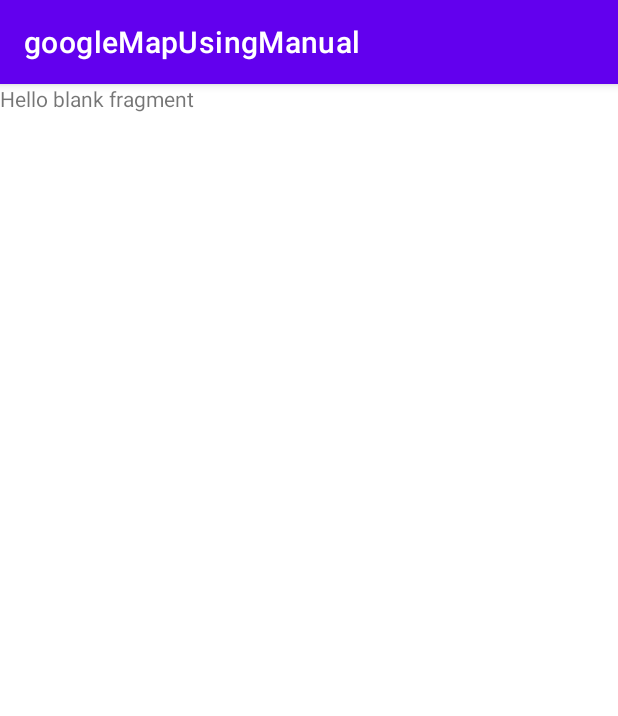
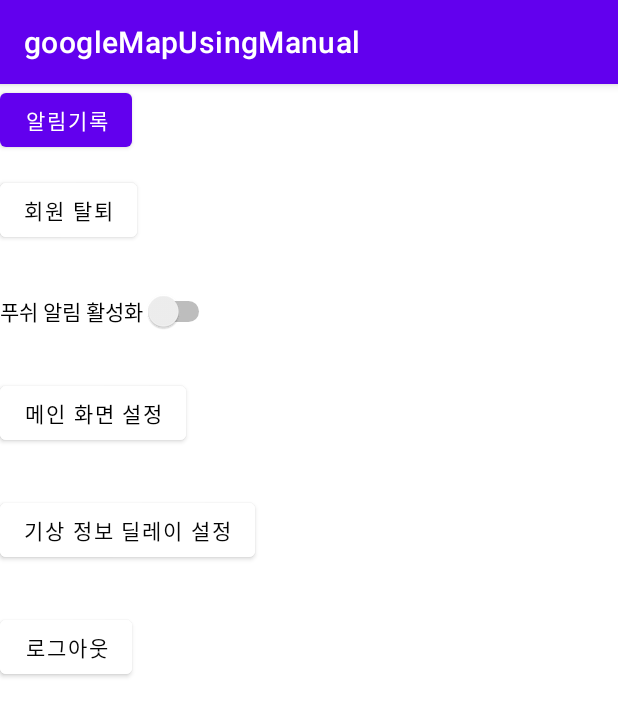
Before and after one commit to CommitTheKermit/PICS, an Android app: the fragment etcTab shown on its own in the app's theme, on a phone screen of 412 x 824 dp. Shown: the top 716 px of the screen. Run offline under Robolectric (Android 15) with nearby library versions, the phone set to English and light mode, and no system bars.

Commit message:
프래그먼트수정

```diff
--- a/app/src/main/java/com/example/googlemapusingmanual/MainActivity.java
+++ b/app/src/main/java/com/example/googlemapusingmanual/MainActivity.java
@@ -176,6 +176,7 @@ public class MainActivity extends AppCompatActivity {
                     case R.id.iconWeight:
                         break;
                     case R.id.iconEtc:
+                        getSupportFragmentManager().beginTransaction().replace(R.id.frameMain, new etcTab()).commit();
                         break;
                 }
 
--- a/app/src/main/java/com/example/googlemapusingmanual/etcTab.java
+++ b/app/src/main/java/com/example/googlemapusingmanual/etcTab.java
@@ -1,5 +1,8 @@
 package com.example.googlemapusingmanual;
 
+import android.app.AlertDialog;
+import android.content.DialogInterface;
+import android.content.Intent;
 import android.os.Bundle;
 
 import androidx.fragment.app.Fragment;
@@ -7,58 +10,155 @@ import androidx.fragment.app.Fragment;
 import android.view.LayoutInflater;
 import android.view.View;
 import android.view.ViewGroup;
+import android.widget.Button;
+import android.widget.CheckBox;
+import android.widget.CompoundButton;
+import android.widget.Switch;
 
-/**
- * A simple {@link Fragment} subclass.
- * Use the {@link etcTab#newInstance} factory method to
- * create an instance of this fragment.
- */
 public class etcTab extends Fragment {
 
-    // TODO: Rename parameter arguments, choose names that match
-    // the fragment initialization parameters, e.g. ARG_ITEM_NUMBER
-    private static final String ARG_PARAM1 = "param1";
-    private static final String ARG_PARAM2 = "param2";
+    Button btnWithdrawal, btnWeatherDelay, btnLogout, btnMainScreenSet, btnAlarm;
+    Switch pushSwitch;
+    public void withdrawal() {
+        // TODO: 회원 탈퇴 기능 추가
+            /* if (회원탈퇴 됐으면) {
 
-    // TODO: Rename and change types of parameters
-    private String mParam1;
-    private String mParam2;
+            } */
+        AlertDialog.Builder builder = new AlertDialog.Builder(getActivity());
+        builder.setTitle("회원 탈퇴");
+        builder.setMessage("회원 탈퇴가 되었습니다.");
+        builder.setPositiveButton("확인", null);
+        builder.create().show();
+    }
+    public void weatherDelaySetting() {
+        String[] mainScreenStrings = {"1분", "5분", "10분"};
 
-    public etcTab() {
-        // Required empty public constructor
+        AlertDialog.Builder builder = new AlertDialog.Builder(getActivity());
+        builder.setTitle("날씨 정보 딜레이 설정");
+
+        builder.setItems(mainScreenStrings, new DialogInterface.OnClickListener() {
+            @Override
+            public void onClick(DialogInterface dialogInterface, int i) {
+                // TODO: 날씨 정보 딜레이 설정 로직이 추가되면 여기에 추가
+                switch (i) {
+                    case 0:
+                        // 업적
+                        break;
+                    default:
+                        // ...
+                }
+            }
+        });
+
+        builder.create().show();
     }
-
-    /**
-     * Use this factory method to create a new instance of
-     * this fragment using the provided parameters.
-     *
-     * @param param1 Parameter 1.
-     * @param param2 Parameter 2.
-     * @return A new instance of fragment etcTab.
-     */
-    // TODO: Rename and change types and number of parameters
-    public static etcTab newInstance(String param1, String param2) {
-        etcTab fragment = new etcTab();
-        Bundle args = new Bundle();
-        args.putString(ARG_PARAM1, param1);
-        args.putString(ARG_PARAM2, param2);
-        fragment.setArguments(args);
-        return fragment;
-    }
-
-    @Override
-    public void onCreate(Bundle savedInstanceState) {
-        super.onCreate(savedInstanceState);
-        if (getArguments() != null) {
-            mParam1 = getArguments().getString(ARG_PARAM1);
-            mParam2 = getArguments().getString(ARG_PARAM2);
-        }
+    public void logout() {
+        // TODO: 로그 아웃 기능 추가 현재는 알림뿐
+        AlertDialog.Builder builder = new AlertDialog.Builder(getActivity());
+        builder.setTitle("로그 아웃");
+        builder.setMessage("로그 아웃 되었습니다.");
+        builder.setPositiveButton("확인", null);
+        builder.create().show();
     }
 
     @Override
     public View onCreateView(LayoutInflater inflater, ViewGroup container,
                              Bundle savedInstanceState) {
-        // Inflate the layout for this fragment
-        return inflater.inflate(R.layout.fragment_etc_tab, container, false);
+        View rootView = inflater.inflate(R.layout.fragment_etc_tab, container, false);
+
+        btnWithdrawal = (Button) rootView.findViewById(R.id.btnWithdrawal);
+        btnWithdrawal.setOnClickListener(new View.OnClickListener() {
+            @Override
+            public void onClick(View v) {
+                AlertDialog.Builder builder = new AlertDialog.Builder(getActivity());
+                builder.setTitle("회원 탈퇴");
+                builder.setMessage("회원 탈퇴하시겠습니까?");
+                builder.setPositiveButton("예", new DialogInterface.OnClickListener() {
+                    @Override
+                    public void onClick(DialogInterface dialogInterface, int i) {
+                        withdrawal();
+                    }
+                });
+                builder.setNegativeButton("아니오", null);
+                builder.create().show();
+            }
+        });
+
+        pushSwitch = (Switch) rootView.findViewById(R.id.pushSwitch);
+        pushSwitch.setOnCheckedChangeListener(new CompoundButton.OnCheckedChangeListener() {
+            @Override
+            public void onCheckedChanged(CompoundButton compoundButton, boolean b) {
+                AlertDialog.Builder builder = new AlertDialog.Builder(getActivity());
+                if(pushSwitch.isChecked()){
+                    builder.setMessage("푸쉬알림이 활성화 되었습니다.");
+                }
+                else{
+                    builder.setMessage("푸쉬알림이 비활성화 되었습니다.");
+                }
+                builder.create().show();
+            }
+        });
+
+        btnMainScreenSet = (Button) rootView.findViewById(R.id.btnMainScreenSet);
+        btnMainScreenSet.setOnClickListener(new View.OnClickListener() {
+            @Override
+            public void onClick(View v) {
+                String[] mainScreenStrings = {"업적", "랭킹", "지도", "체중 기록", "기타"};
+                AlertDialog.Builder builder = new AlertDialog.Builder(getActivity());
+                builder.setTitle("메인 화면 설정");
+                builder.setItems(mainScreenStrings, new DialogInterface.OnClickListener() {
+                    @Override
+                    public void onClick(DialogInterface dialogInterface, int i) {
+                        // TODO: 메인 화면 설정 로직이 추가되면 여기에 추가
+                        switch (i) {
+                            case 0:
+                                // 업적
+                                break;
+                            default:
+                                // ...
+                        }
+                    }
+                });
+                builder.create().show();
+            }
+        });
+
+        btnWeatherDelay = (Button) rootView.findViewById(R.id.btnWeatherDelay);
+        btnWeatherDelay.setOnClickListener(new View.OnClickListener() {
+            @Override
+            public void onClick(View v) {
+                weatherDelaySetting();
+            }
+        });
+
+        btnLogout = (Button) rootView.findViewById(R.id.btnLogout);
+        btnLogout.setOnClickListener(new View.OnClickListener() {
+            @Override
+            public void onClick(View v) {
+                AlertDialog.Builder builder = new AlertDialog.Builder(getActivity());
+                builder.setTitle("로그 아웃");
+                builder.setMessage("로그 아웃하시겠습니까?");
+                builder.setPositiveButton("예", new DialogInterface.OnClickListener() {
+                    @Override
+                    public void onClick(DialogInterface dialogInterface, int i) {
+                        logout();
+                    }
+                });
+                builder.setNegativeButton("아니오", null);
+
+                builder.create().show();
+            }
+        });
+
+        btnAlarm = (Button) rootView.findViewById(R.id.btnAlarm);
+        btnAlarm.setOnClickListener(new View.OnClickListener() {
+            @Override
+            public void onClick(View v) {
+                Intent intent = new Intent(getActivity(), NotificationHistoryActivity.class);
+                startActivity(intent);
+            }
+        });
+
+        return rootView;
     }
 }
--- a/app/src/main/res/layout/fragment_achievement_tab.xml
+++ b/app/src/main/res/layout/fragment_achievement_tab.xml
@@ -8,10 +8,6 @@
     android:background="@color/white">
 
     <!-- TODO: Update blank fragment layout -->
-    <TextView
-        android:layout_width="match_parent"
-        android:layout_height="match_parent"
-        android:text="@string/hello_blank_fragment" />
     <ScrollView
         android:layout_width="match_parent"
         android:layout_height="match_parent">
--- a/app/src/main/res/layout/fragment_etc_tab.xml
+++ b/app/src/main/res/layout/fragment_etc_tab.xml
@@ -1,15 +1,89 @@
 <?xml version="1.0" encoding="utf-8"?>
-<FrameLayout xmlns:android="http://schemas.android.com/apk/res/android"
+<androidx.constraintlayout.widget.ConstraintLayout xmlns:android="http://schemas.android.com/apk/res/android"
+    xmlns:app="http://schemas.android.com/apk/res-auto"
     xmlns:tools="http://schemas.android.com/tools"
     android:layout_width="match_parent"
     android:layout_height="match_parent"
-    tools:context=".etcTab"
-    android:id="@+id/tabEtc">
+    tools:context=".etcTab">
 
-    <!-- TODO: Update blank fragment layout -->
-    <TextView
-        android:layout_width="match_parent"
-        android:layout_height="match_parent"
-        android:text="@string/hello_blank_fragment" />
 
-</FrameLayout>
+    <Button
+        android:id="@+id/btnWithdrawal"
+        android:layout_width="wrap_content"
+        android:layout_height="wrap_content"
+        android:layout_marginTop="60dp"
+        android:layout_marginEnd="16dp"
+        android:backgroundTint="@android:color/white"
+        android:onClick="onClickWithdrawalButton"
+        android:text="회원 탈퇴"
+        android:textColor="#050505"
+        app:layout_constraintEnd_toEndOf="parent"
+        app:layout_constraintHorizontal_bias="0.0"
+        app:layout_constraintStart_toStartOf="parent"
+        app:layout_constraintTop_toTopOf="parent" />
+
+    <Switch
+        android:id="@+id/pushSwitch"
+        android:layout_width="wrap_content"
+        android:layout_height="wrap_content"
+        android:layout_marginTop="30dp"
+        android:layout_marginEnd="16dp"
+        android:text="푸쉬 알림 활성화"
+        app:layout_constraintEnd_toEndOf="parent"
+        app:layout_constraintHorizontal_bias="0.0"
+        app:layout_constraintStart_toStartOf="parent"
+        app:layout_constraintTop_toBottomOf="@+id/btnWithdrawal" />
+
+    <Button
+        android:id="@+id/btnMainScreenSet"
+        android:layout_width="wrap_content"
+        android:layout_height="wrap_content"
+        android:layout_marginTop="30dp"
+        android:layout_marginEnd="16dp"
+        android:onClick="onClickSetMainScreenButton"
+        android:text="메인 화면 설정"
+        app:layout_constraintEnd_toEndOf="parent"
+        app:layout_constraintHorizontal_bias="0.0"
+        app:layout_constraintStart_toStartOf="parent"
+        app:layout_constraintTop_toBottomOf="@+id/pushSwitch"
+        android:backgroundTint="@android:color/white"
+        android:textColor="#000000"/>
+
+    <Button
+        android:id="@+id/btnWeatherDelay"
+        android:layout_width="wrap_content"
+        android:layout_height="wrap_content"
+        android:layout_marginTop="30dp"
+        android:layout_marginEnd="16dp"
+        android:onClick="onClickWeatherDelayButton"
+        android:text="기상 정보 딜레이 설정"
+        app:layout_constraintEnd_toEndOf="parent"
+        app:layout_constraintHorizontal_bias="0.0"
+        app:layout_constraintStart_toStartOf="parent"
+        app:layout_constraintTop_toBottomOf="@+id/btnMainScreenSet"
+        android:backgroundTint="@android:color/white"
+        android:textColor="#050505"/>
+
+    <Button
+        android:id="@+id/btnLogout"
+        android:layout_width="wrap_content"
+        android:layout_height="wrap_content"
+        android:layout_marginTop="30dp"
+        android:onClick="onClickLogoutButton"
+        android:text="로그아웃"
+        app:layout_constraintStart_toStartOf="parent"
+        app:layout_constraintTop_toBottomOf="@+id/btnWeatherDelay"
+        android:backgroundTint="@android:color/white"
+        android:textColor="#050505"/>
+
+    <Button
+        android:id="@+id/btnAlarm"
+        android:layout_width="wrap_content"
+        android:layout_height="wrap_content"
+        android:onClick="onClickNotificationhistoryButton"
+        android:text="알림기록"
+        tools:layout_editor_absoluteX="306dp"
+        tools:layout_editor_absoluteY="425dp" />
+
+
+</androidx.constraintlayout.widget.ConstraintLayout>
```
Also changed, not shown: app/src/main/AndroidManifest.xml (+12 -7 lines), app/src/main/java/com/example/googlemapusingmanual/NotificationHistoryActivity.java (added, +87 -0 lines), app/src/main/java/com/example/googlemapusingmanual/achievementTab.java (+0 -40 lines), app/src/main/res/layout/activity_notification_history.xml (added, +39 -0 lines).
